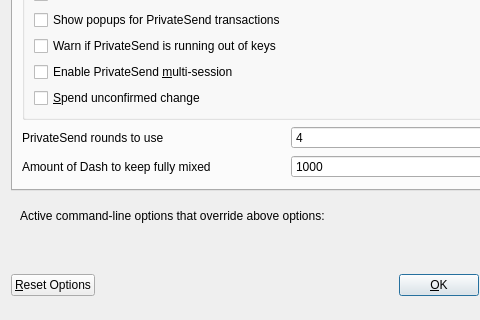
dashpay/dash, file src/qt/forms/optionsdialog.ui: the form before one commit; both pictures show x 0 to 480 and y 143 to 463 of the 576 by 463 pixel window.
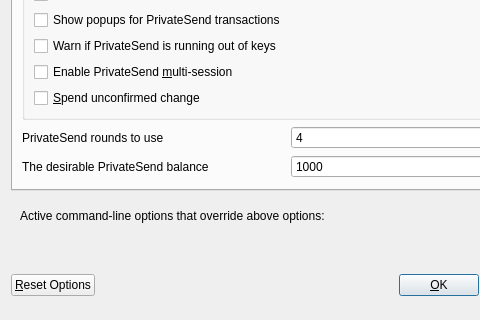
The form after the commit. The open tabs and pages were chosen to show the change. Custom widgets are drawn as their Qt base class.

Commit message: "Fully mixed"/"mixed" -> "PrivateSend"

The edit to the form file:
```diff
--- a/src/qt/forms/optionsdialog.ui
+++ b/src/qt/forms/optionsdialog.ui
@@ -263,7 +263,7 @@
             <string notr="true"/>
            </property>
            <property name="text">
-            <string>Amount of Dash to keep fully mixed</string>
+            <string>The desirable PrivateSend balance</string>
            </property>
           </widget>
          </item>
```
The commit also changes 6 other files.
